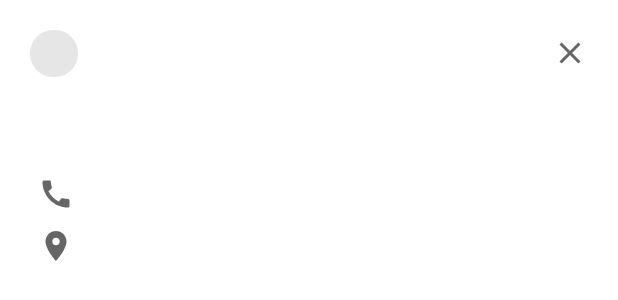
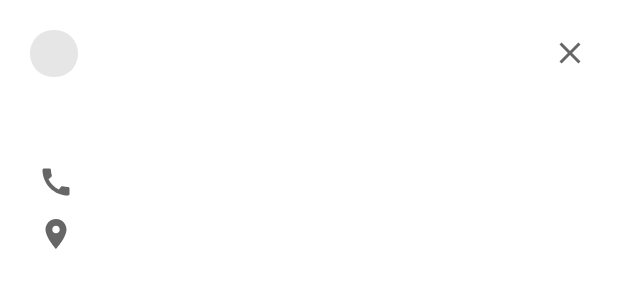
Before and after one commit to w36495/EveryLaundry, an Android app: the layout dialog_map_info.xml on its own in the app's theme, with its tools: preview values and no code run, on a phone screen of 412 x 824 dp. Shown: the top 300 px of the screen. Run offline under Robolectric (Android 15) with nearby library versions, the phone set to English and light mode, and no system bars; network calls fail.

Commit message:
style : 레이아웃 수정

```diff
--- a/app/src/main/res/layout/dialog_map_info.xml
+++ b/app/src/main/res/layout/dialog_map_info.xml
@@ -1,20 +1,12 @@
 <?xml version="1.0" encoding="utf-8"?>
-<layout
-    xmlns:android="http://schemas.android.com/apk/res/android"
-    xmlns:tools="http://schemas.android.com/tools">
-
-    <data>
-        <variable
-            name="mapInfoDialog"
-            type="com.w36495.everylaundry.view.MapInfoDialog" />
-    </data>
+<layout xmlns:android="http://schemas.android.com/apk/res/android">
 
     <LinearLayout
         android:layout_width="match_parent"
         android:layout_height="wrap_content"
+        android:background="@drawable/dialog_rounded_white_30"
         android:orientation="vertical"
-        android:padding="20dp"
-        android:background="@drawable/dialog_rounded_white_30">
+        android:padding="20dp">
 
         <LinearLayout
             android:layout_width="match_parent"
@@ -26,9 +18,9 @@
                 android:id="@+id/map_info_type"
                 android:layout_width="wrap_content"
                 android:layout_height="wrap_content"
+                android:background="@drawable/ic_rounded_gray_15"
                 android:paddingHorizontal="16dp"
-                android:paddingVertical="6dp"
-                android:background="@drawable/ic_rounded_gray_15"/>
+                android:paddingVertical="6dp" />
 
             <View
                 android:layout_width="0dp"
@@ -40,8 +32,8 @@
                 android:layout_width="wrap_content"
                 android:layout_height="wrap_content"
                 android:layout_gravity="center_vertical"
-                android:src="@drawable/ic_baseline_close_24"
-                android:background="#ffffff"/>
+                android:background="#ffffff"
+                android:src="@drawable/ic_baseline_close_24" />
 
         </LinearLayout>
 
@@ -49,14 +41,14 @@
             android:id="@+id/map_info_name"
             android:layout_width="match_parent"
             android:layout_height="wrap_content"
-            android:textSize="30sp"
-            android:textStyle="bold"
-            android:layout_marginVertical="10dp"/>
+            android:layout_marginVertical="10dp"
+            android:textSize="24sp"
+            android:textStyle="bold" />
 
         <LinearLayout
             android:layout_width="match_parent"
             android:layout_height="wrap_content"
-            android:orientation="horizontal" >
+            android:orientation="horizontal">
 
             <ImageView
                 android:layout_width="wrap_content"
@@ -68,15 +60,15 @@
                 android:id="@+id/map_info_tel"
                 android:layout_width="match_parent"
                 android:layout_height="wrap_content"
-                android:textSize="14sp"
-                android:layout_gravity="center_vertical"/>
+                android:layout_gravity="center_vertical"
+                android:textSize="14sp" />
 
         </LinearLayout>
 
         <LinearLayout
             android:layout_width="match_parent"
             android:layout_height="wrap_content"
-            android:orientation="horizontal" >
+            android:orientation="horizontal">
 
             <ImageView
                 android:layout_width="wrap_content"
@@ -88,12 +80,9 @@
                 android:id="@+id/map_info_address"
                 android:layout_width="match_parent"
                 android:layout_height="wrap_content"
-                android:textSize="14sp"
-                android:layout_gravity="center_vertical"/>
-
+                android:layout_gravity="center_vertical"
+                android:textSize="14sp" />
         </LinearLayout>
-
-
 
     </LinearLayout>
 
--- a/app/src/main/res/layout/fragment_board.xml
+++ b/app/src/main/res/layout/fragment_board.xml
@@ -2,8 +2,6 @@
 <layout
     xmlns:android="http://schemas.android.com/apk/res/android"
     xmlns:app="http://schemas.android.com/apk/res-auto">
-
-    <data></data>
 
     <androidx.constraintlayout.widget.ConstraintLayout
         android:layout_width="match_parent"
--- a/app/src/main/res/layout/fragment_favorite.xml
+++ b/app/src/main/res/layout/fragment_favorite.xml
@@ -2,8 +2,6 @@
 <layout
     xmlns:android="http://schemas.android.com/apk/res/android"
     xmlns:app="http://schemas.android.com/apk/res-auto">
-
-    <data></data>
 
     <androidx.constraintlayout.widget.ConstraintLayout
         android:layout_width="match_parent"
--- a/app/src/main/res/layout/fragment_map.xml
+++ b/app/src/main/res/layout/fragment_map.xml
@@ -2,8 +2,6 @@
 <layout
     xmlns:android="http://schemas.android.com/apk/res/android"
     xmlns:app="http://schemas.android.com/apk/res-auto">
-
-    <data></data>
 
     <androidx.constraintlayout.widget.ConstraintLayout
         android:layout_width="match_parent"
```
Also changed, not shown: app/src/main/res/layout/activity_main.xml (+10 -11 lines), app/src/main/res/layout/activity_signin.xml (added, +91 -0 lines), app/src/main/res/layout/fragment_setting.xml (line endings or trailing spaces).
